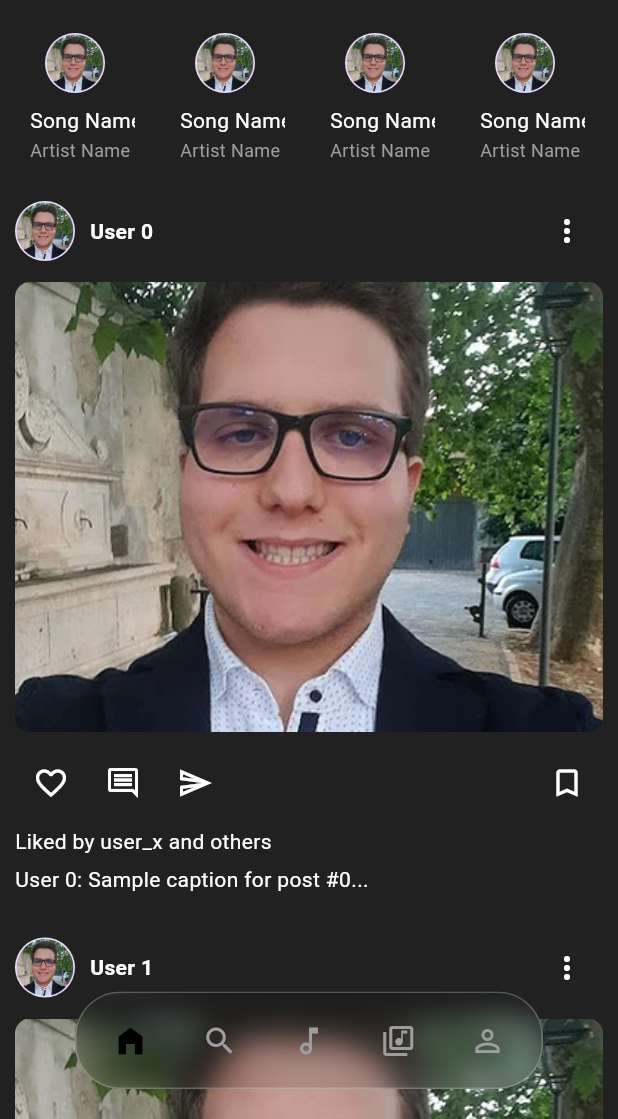
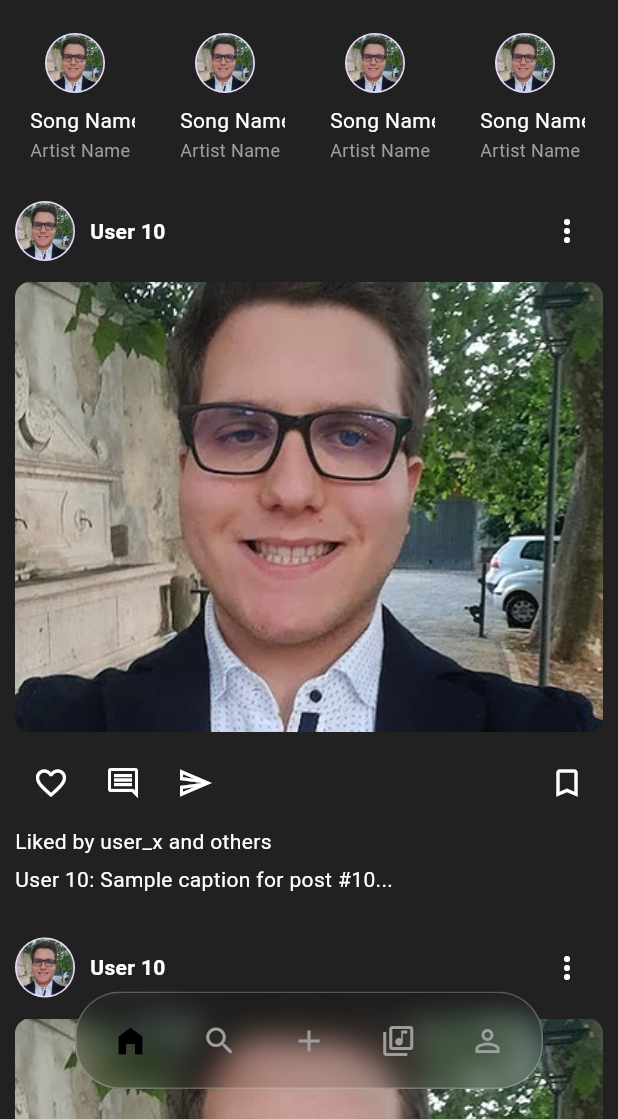
Before and after one commit to iAVAA/vynt, a Flutter app: the screen it shows after launch, on a phone screen of 412 x 824 dp, the part 117-1236 px from its top. Run offline on Flutter 3.47's test engine with Material 3 defaults, Android fonts, the phone set to English and light mode, and no system bars; drawn by our look-alikes of crystal_navigation_bar, marquee; our stand-ins replace animated_splash_screen, firebase_core, google_fonts, page_transition; accounts and stored records are empty.

```diff
--- a/lib/screens/feed_page.dart
+++ b/lib/screens/feed_page.dart
@@ -43,7 +43,7 @@ class Feed extends StatelessWidget {
             SliverList(
               delegate: SliverChildBuilderDelegate(
                 (context, index) {
-                  return PostWidget(index: index);
+                  return const PostWidget(index: 10);
                 },
                 childCount: 10,
               ),
--- a/lib/widgets/application_bar.dart
+++ b/lib/widgets/application_bar.dart
@@ -1,6 +1,5 @@
 import 'package:flutter/material.dart';
 import 'package:google_fonts/google_fonts.dart';
-import 'package:lottie/lottie.dart';
 
 import '../screens/subscreens/message_page.dart';
 
--- a/lib/widgets/navigation_bar.dart
+++ b/lib/widgets/navigation_bar.dart
@@ -45,8 +45,8 @@ class CustomNavigationBar extends StatelessWidget {
                 unselectedColor: Colors.grey,
               ),
               CrystalNavigationBarItem(
-                icon: Icons.music_note,
-                unselectedIcon: Icons.music_note_outlined,
+                icon: Icons.add,
+                unselectedIcon: Icons.add_outlined,
                 selectedColor: Colors.black,
                 unselectedColor: Colors.grey,
               ),
--- a/lib/widgets/post_widget.dart
+++ b/lib/widgets/post_widget.dart
@@ -74,7 +74,7 @@ class PostImage extends StatelessWidget {
       height: 300,
       decoration: BoxDecoration(
         borderRadius: BorderRadius.circular(10),
-        image: DecorationImage(
+        image: const DecorationImage(
           image: AssetImage('assets/test_pictures/test_post.webp'),
           fit: BoxFit.cover,
         ),
--- a/lib/widgets/splash_screen.dart
+++ b/lib/widgets/splash_screen.dart
@@ -35,7 +35,7 @@ class SplashScreen extends StatelessWidget {
       nextScreen: const Home(),
       backgroundColor: Colors.grey.shade900,
       splashTransition: SplashTransition.scaleTransition,
-      //pageTransitionType: PageTransitionType.fade, // TODO FIX IT
+      pageTransitionType: PageTransitionType.fade,
       curve: Curves.easeInOut,
     );
   }
--- a/pubspec.yaml
+++ b/pubspec.yaml
@@ -42,6 +42,7 @@ dependencies:
   lottie: ^3.1.3
   animated_splash_screen: ^1.3.0
   marquee: ^2.3.0
+  page_transition: ^2.1.0
 
 
 
```
Also changed, not shown: lib/screens/search_page.dart (+4 -5 lines), lib/widgets/story-box_widget.dart (line endings or trailing spaces), pubspec.lock.
